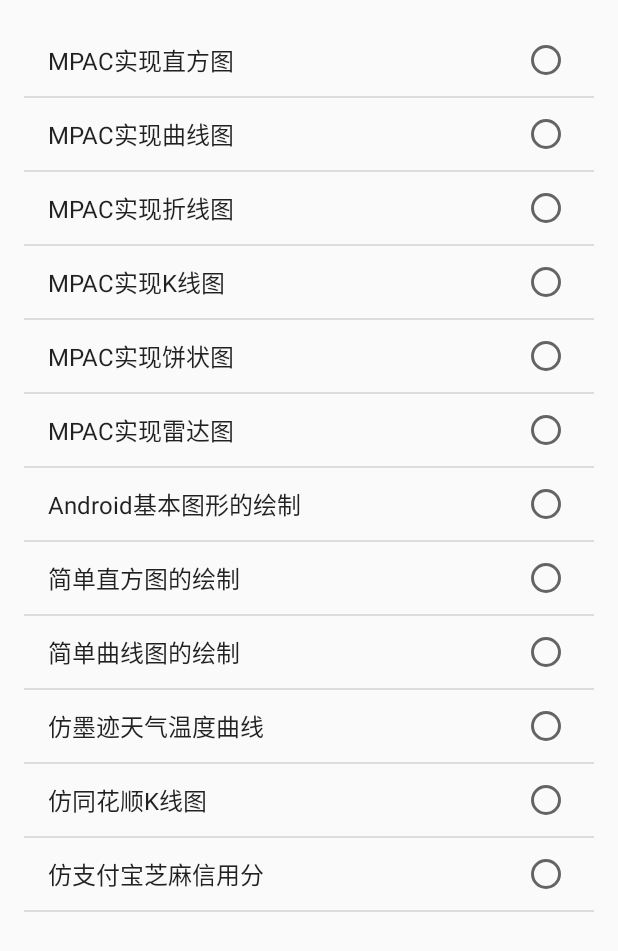
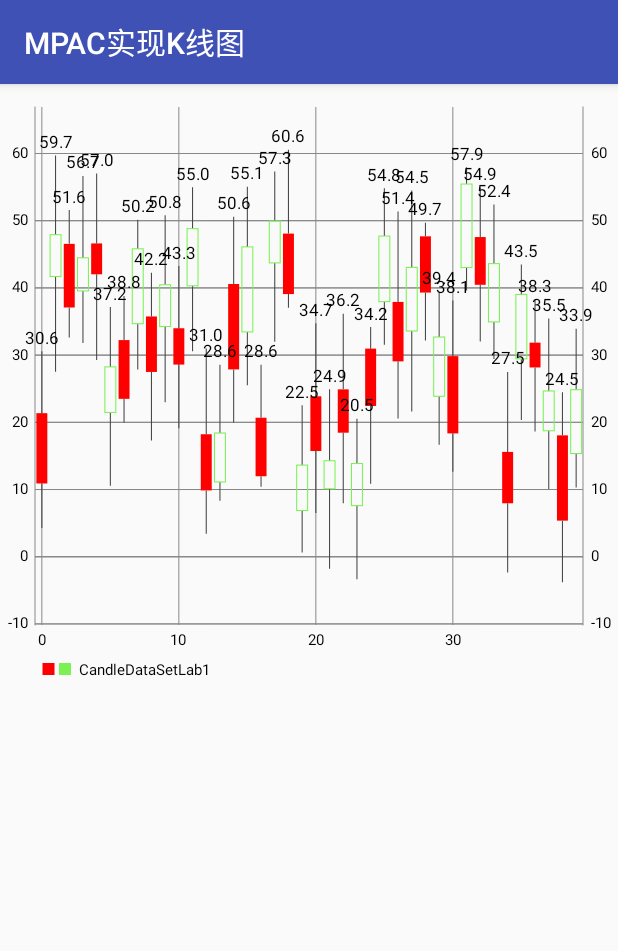
Before and after one commit to lvwe/AndroidCharts, an Android app: the screen it shows after launch (MainActivity before the commit, KChartActivity after it), after a tap on "MPAC实现K线图", on a phone screen of 412 x 824 dp. Shown: the top 951 px of the screen. Run offline under Robolectric (Android 15) with nearby library versions, the phone set to English and light mode, and no system bars.

Commit message:
MPAC实现K线图

```diff
--- a/app/src/main/AndroidManifest.xml
+++ b/app/src/main/AndroidManifest.xml
@@ -23,6 +23,8 @@
         </activity>
         <activity android:name=".activity.LineChartActivity">
         </activity>
+        <activity android:name=".activity.KChartActivity">
+        </activity>
     </application>
 
 </manifest>
--- /dev/null
+++ b/app/src/main/java/com/example/administrator/androidcharts/activity/KChartActivity.java
@@ -0,0 +1,138 @@
+package com.example.administrator.androidcharts.activity;
+
+import android.graphics.Color;
+import android.graphics.Paint;
+import android.support.v7.app.AppCompatActivity;
+import android.os.Bundle;
+
+import com.example.administrator.androidcharts.R;
+import com.github.mikephil.charting.charts.CandleStickChart;
+import com.github.mikephil.charting.components.XAxis;
+import com.github.mikephil.charting.components.YAxis;
+import com.github.mikephil.charting.data.CandleData;
+import com.github.mikephil.charting.data.CandleDataSet;
+import com.github.mikephil.charting.data.CandleEntry;
+
+import java.util.ArrayList;
+import java.util.List;
+
+/**
+ * 简单K线图:
+ * 首先要知道什么是K线图，它有什么特征：
+ * 第一：K线图是由开盘价、收盘价、最高价、最低价组成
+ * 其中开盘价低于收盘价时，称之为阳线（用红色表示），
+ * 反之称之为阴线（用绿色表示）
+ * 第二：K线分为日K线，周K线、月K线，分（1分钟/5分钟/15分钟/30分钟/60分钟）
+ * 第三：特征
+ * 中间为实心或空心柱体，上下有影线
+ */
+public class KChartActivity extends BaseActivity {
+
+    private static final String CANDLE_DATA_SET_LABEL1 = "CandleDataSetLab1";
+
+    private CandleStickChart mKChart;
+
+    @Override
+    protected int getLayoutId() {
+        setTitle(R.string.title_k_bar);
+        return R.layout.activity_kchart;
+    }
+
+    @Override
+    public void onContentChanged() {
+        mKChart = (CandleStickChart) findViewById(R.id.k_chart);
+    }
+
+    @Override
+    protected void initParams() {
+
+        initKChart();
+        setData(40,100);
+        mKChart.invalidate();
+    }
+
+    private void setData(int count, int range) {
+        //CandleEntry继承自Entry
+        List<CandleEntry> values = new ArrayList<>();
+        for (int i=0;i<count;i++){
+            float val = (float) (Math.random()*40 + 10);
+            //最高价
+            float hightPrice = (float) (Math.random()*9 + 8f);
+            //最低价
+            float lowPrice = (float) (Math.random()*9) + 8f;
+            //开盘价
+            float openPrice = (float) (Math.random()*6) + 1f;
+            //收盘价
+            float closePrice = (float) (Math.random()*6) + 1f;
+
+            //手动让其在奇数位上画阴线
+            boolean even = i % 2 == 0;
+            CandleEntry entry = new CandleEntry(i,//X轴上的位置
+                    val+hightPrice,//最高价
+                    val - lowPrice,//最低价
+                    even?val+openPrice:val-openPrice,//开盘价
+                    even?val-closePrice:val+closePrice,//收盘价
+                    null);//是否画图标
+
+            values.add(entry);
+        }
+
+        //K线图获取的实例 对象为CandleData
+        //CandleData:与LineData一样继承自BarLineScatterCandleBubbleData
+        //只是实现的接口不一样
+        //CandleData实现接口：ICandleDataSet
+        //LineData实现接口:ILineDataSet
+        CandleData candleData = mKChart.getCandleData();
+        CandleDataSet candleDataSet = null;
+        if (candleData != null && candleData.getDataSetCount() > 0){
+            candleDataSet = (CandleDataSet) candleData.getDataSetByIndex(0);
+            if (candleDataSet != null){
+                candleDataSet.setValues(values);
+                candleDataSet.notifyDataSetChanged();
+                mKChart.notifyDataSetChanged();
+            }
+        }else{
+            candleDataSet = new CandleDataSet(values,CANDLE_DATA_SET_LABEL1);
+            candleDataSet.setDrawIcons(false);
+//            candleDataSet.setBarSpace(5);
+
+            candleDataSet.setAxisDependency(YAxis.AxisDependency.LEFT);
+            candleDataSet.setShadowColor(Color.DKGRAY);
+            candleDataSet.setShadowWidth(0.7f);
+
+            //阳线
+            candleDataSet.setDecreasingColor(Color.RED);
+            candleDataSet.setDecreasingPaintStyle(Paint.Style.FILL);
+
+            //阴线
+            candleDataSet.setIncreasingColor(Color.rgb(122, 242, 84));
+            candleDataSet.setIncreasingPaintStyle(Paint.Style.STROKE);
+            candleDataSet.setNeutralColor(Color.BLUE);
+
+            candleData = new CandleData(candleDataSet);
+            mKChart.setData(candleData);
+            mKChart.notifyDataSetChanged();
+        }
+
+    }
+
+    private void initKChart() {
+
+        mKChart.setTouchEnabled(true);//可触摸
+        mKChart.setDoubleTapToZoomEnabled(true);//双击放大
+        mKChart.setNoDataText("暂无数据");
+        mKChart.getDescription().setEnabled(false);
+
+        //X轴
+        XAxis xAxis = mKChart.getXAxis();
+        xAxis.setPosition(XAxis.XAxisPosition.BOTTOM);
+        xAxis.setDrawAxisLine(false);
+
+        //Y轴
+        YAxis yAxis = mKChart.getAxisLeft();
+        yAxis.setDrawZeroLine(true);
+        yAxis.setLabelCount(7,false);
+
+        mKChart.getLegend().setEnabled(true);
+    }
+}
--- a/app/src/main/java/com/example/administrator/androidcharts/activity/MainActivity.java
+++ b/app/src/main/java/com/example/administrator/androidcharts/activity/MainActivity.java
@@ -72,6 +72,7 @@ public class MainActivity extends ListActivity {
                         ActivityRouter.goToTarget(MainActivity.this,LineChartActivity.class);
                         break;
                     case 3:
+                        ActivityRouter.goToTarget(MainActivity.this,KChartActivity.class);
                         break;
                     case 4:
                         break;
--- /dev/null
+++ b/app/src/main/res/layout/activity_kchart.xml
@@ -0,0 +1,15 @@
+<?xml version="1.0" encoding="utf-8"?>
+<LinearLayout
+    xmlns:android="http://schemas.android.com/apk/res/android"
+    xmlns:tools="http://schemas.android.com/tools"
+    android:id="@+id/activity_kchart"
+    android:layout_width="match_parent"
+    android:layout_height="match_parent"
+    android:orientation="vertical"
+    tools:context="com.example.administrator.androidcharts.activity.KChartActivity">
+
+    <com.github.mikephil.charting.charts.CandleStickChart
+        android:id="@+id/k_chart"
+        android:layout_width="match_parent"
+        android:layout_height="400dp"></com.github.mikephil.charting.charts.CandleStickChart>
+</LinearLayout>
```
